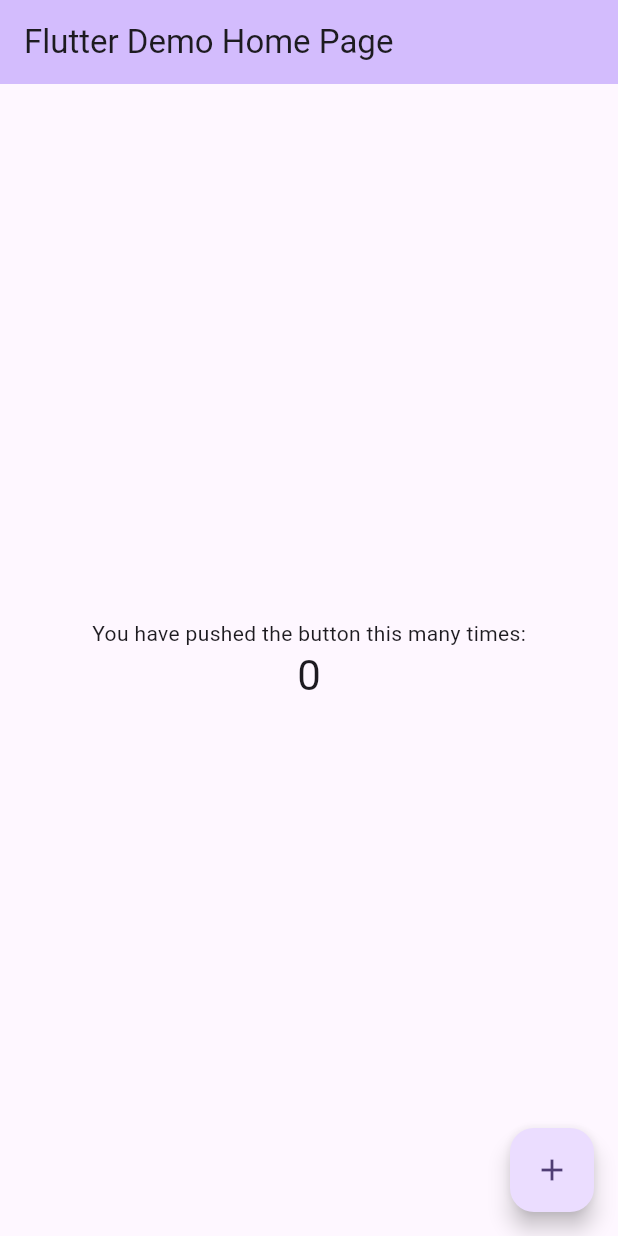
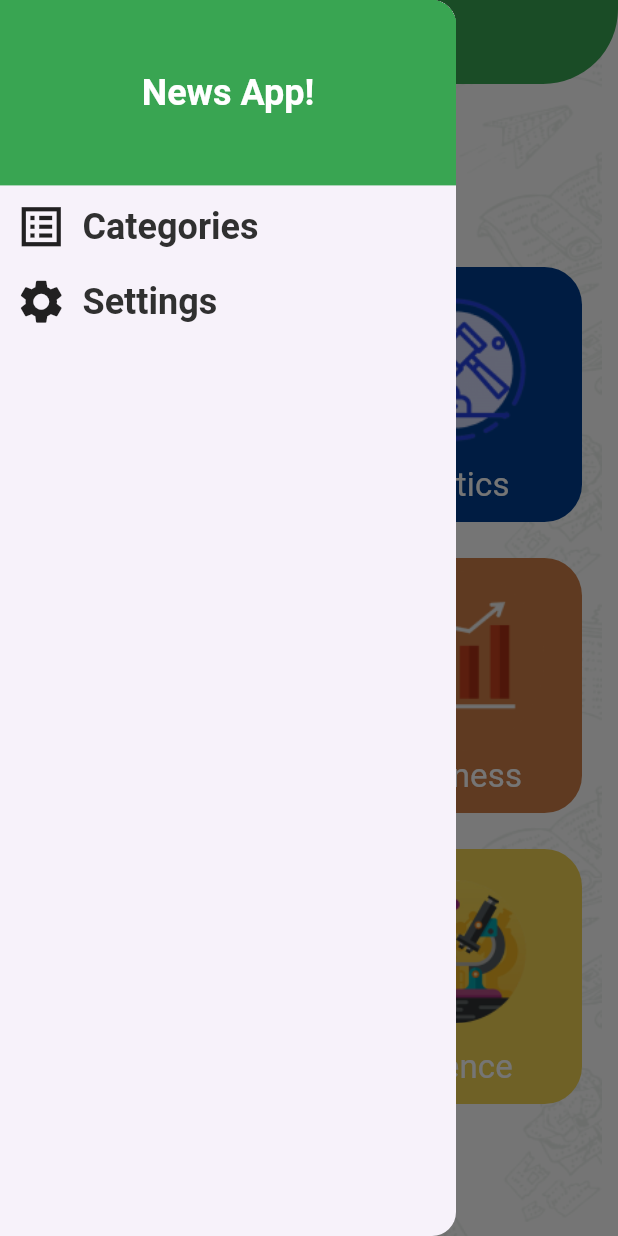
Before and after one commit to MINA000000/news, a Flutter app: the screen it shows after launch, with the side drawer open (before the commit the screen has no drawer), on a phone screen of 412 x 824 dp. Run offline on Flutter 3.47's test engine with Material 3 defaults, Android fonts, the phone set to English and light mode, and no system bars.

Commit message:
ui and navigation

```diff
--- /dev/null
+++ b/lib/app_theme.dart
@@ -0,0 +1,45 @@
+import 'package:flutter/material.dart';
+
+class AppTheme {
+  static Color primary = Color(0xff39A552);
+  static Color white = Color(0xffffffff);
+  static Color black = Color(0xff303030);
+  static Color navy = Color(0xff4F5A69);
+  static Color grey = Color(0xffA3A3A3);
+  static Color sportsColor = Color(0xffC91C22);
+  static Color politicsColor = Color(0xff003E90);
+  static Color healthColor = Color(0xffED1E79);
+  static Color businessColor = Color(0xffCF7E48);
+  static Color environmentColor = Color(0xff4882CF);
+  static Color scienceColor = Color(0xffF2D352);
+
+  static ThemeData lightTheme = ThemeData(
+    scaffoldBackgroundColor: Colors.transparent,
+    appBarTheme: AppBarTheme(
+      foregroundColor: white,
+      backgroundColor: primary,
+      centerTitle: true,
+      titleTextStyle: TextStyle(color: white, fontSize: 22),
+      shape: RoundedRectangleBorder(
+        borderRadius: BorderRadius.only(
+          bottomLeft: Radius.circular(50),
+          bottomRight: Radius.circular(50),
+        ),
+      ),
+    ),
+    textTheme: TextTheme(
+      titleLarge: TextStyle(
+        fontSize: 24,
+        fontWeight: FontWeight.bold,
+        color: black
+      ),
+      titleMedium: TextStyle(
+        fontSize: 22,
+        fontWeight: FontWeight.bold,
+        color: navy,
+      ),
+    ),
+  );
+
+  static ThemeData darkTheme = ThemeData(scaffoldBackgroundColor: Colors.blue);
+}
--- /dev/null
+++ b/lib/categories/categories_grid.dart
@@ -0,0 +1,78 @@
+import 'package:flutter/material.dart';
+import 'package:news/app_theme.dart';
+import 'package:news/categories/category_item.dart';
+import 'package:news/models/category_model.dart';
+
+class CategoriesGrid extends StatelessWidget {
+  CategoriesGrid({super.key});
+  List<CategoryModel> categoriesItems = [
+    CategoryModel(
+      color: AppTheme.sportsColor,
+      id: 0,
+      name: 'Sports',
+      image: 'sports.png',
+    ),
+    CategoryModel(
+      color: AppTheme.politicsColor,
+      id: 1,
+      name: 'Politics',
+      image: 'politics.png',
+    ),
+    CategoryModel(
+      color: AppTheme.healthColor,
+      id: 2,
+      name: 'Health',
+      image: 'health.png',
+    ),
+    CategoryModel(
+      color: AppTheme.businessColor,
+      id: 3,
+      name: 'Business',
+      image: 'business.png',
+    ),
+    CategoryModel(
+      color: AppTheme.environmentColor,
+      id: 4,
+      name: 'Environment',
+      image: 'environment.png',
+    ),
+    CategoryModel(
+      color: AppTheme.scienceColor,
+      id: 5,
+      name: 'Science',
+      image: 'science.png',
+    ),
+  ];
+  @override
+  Widget build(BuildContext context) {
+    return Padding(
+      padding: EdgeInsetsDirectional.symmetric(horizontal: 24),
+      child: Column(
+        crossAxisAlignment: CrossAxisAlignment.start,
+        children: [
+          Padding(
+            padding: EdgeInsetsDirectional.only(start: 35, top: 36),
+            child: Text(
+              "Pick your category\nof interest",
+              style: Theme.of(context).textTheme.titleMedium,
+            ),
+          ),
+          SizedBox(height: 20),
+          Expanded(
+            child: GridView.builder(
+
+              gridDelegate: SliverGridDelegateWithFixedCrossAxisCount(
+                crossAxisCount: 2,
+                mainAxisSpacing: 24,
+                crossAxisSpacing: 24,
+              ),
+              itemBuilder: (context, index) =>
+                  CategoryItem(categoryModel: categoriesItems[index]),
+              itemCount: 6,
+            ),
+          ),
+        ],
+      ),
+    );
+  }
+}
--- /dev/null
+++ b/lib/categories/category_item.dart
@@ -0,0 +1,44 @@
+import 'package:flutter/material.dart';
+import 'package:news/app_theme.dart';
+import 'package:news/models/category_model.dart';
+
+class CategoryItem extends StatelessWidget {
+  CategoryItem({super.key, required this.categoryModel});
+  CategoryModel categoryModel;
+  @override
+  Widget build(BuildContext context) {
+    return Container(
+      decoration: BoxDecoration(
+        color: categoryModel.color,
+        borderRadius: BorderRadiusDirectional.only(
+          topEnd: Radius.circular(25),
+          topStart: Radius.circular(25),
+          bottomEnd: categoryModel.id.isOdd
+              ? Radius.circular(25)
+              : Radius.circular(0),
+          bottomStart: categoryModel.id.isEven
+              ? Radius.circular(25)
+              : Radius.circular(0),
+        ),
+      ),
+      child: Column(
+        crossAxisAlignment: CrossAxisAlignment.center,
+        mainAxisAlignment: MainAxisAlignment.center,
+        children: [
+          SizedBox(
+            height: 120,
+            width: 120,
+            child: Image.asset('assets/images/${categoryModel.image}'),
+          ),
+          Text(
+            categoryModel.name,
+            style: Theme.of(context).textTheme.titleMedium?.copyWith(
+              fontWeight: FontWeight.w400,
+              color: AppTheme.white,
+            ),
+          ),
+        ],
+      ),
+    );
+  }
+}
--- /dev/null
+++ b/lib/home_screen.dart
@@ -0,0 +1,100 @@
+import 'package:flutter/material.dart';
+import 'package:news/app_theme.dart';
+import 'package:news/categories/categories_grid.dart';
+import 'package:news/settings/Setting_tab.dart';
+
+class HomeScreen extends StatefulWidget {
+  const HomeScreen({super.key});
+  static const String route = '/home_screen';
+
+  @override
+  State<HomeScreen> createState() => _HomeScreenState();
+}
+
+class _HomeScreenState extends State<HomeScreen> {
+  DrawerItem seletedDrawerItem = DrawerItem.categories;
+
+  @override
+  Widget build(BuildContext context) {
+    return Container(
+      decoration: BoxDecoration(
+        color: AppTheme.white,
+        image: DecorationImage(image: AssetImage('assets/images/pattern.png')),
+      ),
+      child: Scaffold(
+        appBar: AppBar(title: Text('News App')),
+        body: seletedDrawerItem == DrawerItem.categories
+            ? CategoriesGrid()
+            : SettingTab(),
+        drawer: DrawerWidget(onSelectedItem: onSelectedItem),
+      ),
+    );
+  }
+
+  void onSelectedItem(DrawerItem item) {
+    seletedDrawerItem = item;
+    setState(() {});
+    Navigator.of(context).pop();
+  }
+}
+
+class DrawerWidget extends StatelessWidget {
+  DrawerWidget({super.key, required this.onSelectedItem});
+  void Function(DrawerItem) onSelectedItem;
+  @override
+  Widget build(BuildContext context) {
+    return Drawer(
+      child: Column(
+        children: [
+          Container(
+            alignment: Alignment.center,
+            height: MediaQuery.of(context).size.height * 0.15,
+            color: AppTheme.primary,
+            child: Text(
+              "News App!",
+              style: Theme.of(
+                context,
+              ).textTheme.titleLarge!.copyWith(color: AppTheme.white),
+            ),
+          ),
+          Padding(
+            padding: EdgeInsets.all(10),
+            child: Column(
+              children: [
+                GestureDetector(
+                  onTap: () => onSelectedItem(DrawerItem.categories),
+                  child: Row(
+                    children: [
+                      Icon(Icons.list_alt_sharp, size: 35),
+                      SizedBox(width: 10),
+                      Text(
+                        'Categories',
+                        style: Theme.of(context).textTheme.titleLarge,
+                      ),
+                    ],
+                  ),
+                ),
+                SizedBox(height: 15),
+                GestureDetector(
+                  onTap: () => onSelectedItem(DrawerItem.settings),
+                  child: Row(
+                    children: [
+                      Icon(Icons.settings, size: 35),
+                      SizedBox(width: 10),
+                      Text(
+                        'Settings',
+                        style: Theme.of(context).textTheme.titleLarge,
+                      ),
+                    ],
+                  ),
+                ),
+              ],
+            ),
+          ),
+        ],
+      ),
+    );
+  }
+}
+
+enum DrawerItem { categories, settings }
--- a/lib/main.dart
+++ b/lib/main.dart
@@ -1,122 +1,24 @@
 import 'package:flutter/material.dart';
+import 'package:news/app_theme.dart';
+import 'package:news/home_screen.dart';
 
 void main() {
-  runApp(const MyApp());
+  // print(String.fromCharCode(0xe062));
+  runApp(const NewsApp());
 }
 
-class MyApp extends StatelessWidget {
-  const MyApp({super.key});
+class NewsApp extends StatelessWidget {
+  const NewsApp({super.key});
 
-  // This widget is the root of your application.
   @override
   Widget build(BuildContext context) {
     return MaterialApp(
-      title: 'Flutter Demo',
-      theme: ThemeData(
-        // This is the theme of your application.
-        //
-        // TRY THIS: Try running your application with "flutter run". You'll see
-        // the application has a purple toolbar. Then, without quitting the app,
-        // try changing the seedColor in the colorScheme below to Colors.green
-        // and then invoke "hot reload" (save your changes or press the "hot
-        // reload" button in a Flutter-supported IDE, or press "r" if you used
-        // the command line to start the app).
-        //
-        // Notice that the counter didn't reset back to zero; the application
-        // state is not lost during the reload. To reset the state, use hot
-        // restart instead.
-        //
-        // This works for code too, not just values: Most code changes can be
-        // tested with just a hot reload.
-        colorScheme: ColorScheme.fromSeed(seedColor: Colors.deepPurple),
-      ),
-      home: const MyHomePage(title: 'Flutter Demo Home Page'),
+      debugShowCheckedModeBanner: false,
+      routes: {HomeScreen.route: (_) => HomeScreen()},
+      initialRoute: HomeScreen.route,
+      theme: AppTheme.lightTheme,
+      darkTheme: AppTheme.darkTheme,
+      themeMode: ThemeMode.light,
     );
   }
 }
-
-class MyHomePage extends StatefulWidget {
-  const MyHomePage({super.key, required this.title});
-
-  // This widget is the home page of your application. It is stateful, meaning
-  // that it has a State object (defined below) that contains fields that affect
-  // how it looks.
-
-  // This class is the configuration for the state. It holds the values (in this
-  // case the title) provided by the parent (in this case the App widget) and
-  // used by the build method of the State. Fields in a Widget subclass are
-  // always marked "final".
-
-  final String title;
-
-  @override
-  State<MyHomePage> createState() => _MyHomePageState();
-}
-
-class _MyHomePageState extends State<MyHomePage> {
-  int _counter = 0;
-
-  void _incrementCounter() {
-    setState(() {
-      // This call to setState tells the Flutter framework that something has
-      // changed in this State, which causes it to rerun the build method below
-      // so that the display can reflect the updated values. If we changed
-      // _counter without calling setState(), then the build method would not be
-      // called again, and so nothing would appear to happen.
-      _counter++;
-    });
-  }
-
-  @override
-  Widget build(BuildContext context) {
-    // This method is rerun every time setState is called, for instance as done
-    // by the _incrementCounter method above.
-    //
-    // The Flutter framework has been optimized to make rerunning build methods
-    // fast, so that you can just rebuild anything that needs updating rather
-    // than having to individually change instances of widgets.
-    return Scaffold(
-      appBar: AppBar(
-        // TRY THIS: Try changing the color here to a specific color (to
-        // Colors.amber, perhaps?) and trigger a hot reload to see the AppBar
-        // change color while the other colors stay the same.
-        backgroundColor: Theme.of(context).colorScheme.inversePrimary,
-        // Here we take the value from the MyHomePage object that was created by
-        // the App.build method, and use it to set our appbar title.
-        title: Text(widget.title),
-      ),
-      body: Center(
-        // Center is a layout widget. It takes a single child and positions it
-        // in the middle of the parent.
-        child: Column(
-          // Column is also a layout widget. It takes a list of children and
-          // arranges them vertically. By default, it sizes itself to fit its
-          // children horizontally, and tries to be as tall as its parent.
-          //
-          // Column has various properties to control how it sizes itself and
-          // how it positions its children. Here we use mainAxisAlignment to
-          // center the children vertically; the main axis here is the vertical
-          // axis because Columns are vertical (the cross axis would be
-          // horizontal).
-          //
-          // TRY THIS: Invoke "debug painting" (choose the "Toggle Debug Paint"
-          // action in the IDE, or press "p" in the console), to see the
-          // wireframe for each widget.
-          mainAxisAlignment: MainAxisAlignment.center,
-          children: <Widget>[
-            const Text('You have pushed the button this many times:'),
-            Text(
-              '$_counter',
-              style: Theme.of(context).textTheme.headlineMedium,
-            ),
-          ],
-        ),
-      ),
-      floatingActionButton: FloatingActionButton(
-        onPressed: _incrementCounter,
-        tooltip: 'Increment',
-        child: const Icon(Icons.add),
-      ), // This trailing comma makes auto-formatting nicer for build methods.
-    );
-  }
-}
--- /dev/null
+++ b/lib/models/category_model.dart
@@ -0,0 +1,15 @@
+import 'package:flutter/material.dart';
+
+class CategoryModel {
+  int id;
+  String name;
+  String image;
+  Color color;
+
+  CategoryModel({
+    required this.color,
+    required this.id,
+    required this.name,
+    required this.image,
+  });
+}
--- /dev/null
+++ b/lib/settings/Setting_tab.dart
@@ -0,0 +1,10 @@
+import 'package:flutter/material.dart';
+
+class SettingTab extends StatelessWidget {
+  const SettingTab({super.key});
+
+  @override
+  Widget build(BuildContext context) {
+    return Center(child: Text("Settings Tab"));
+  }
+}
--- a/pubspec.yaml
+++ b/pubspec.yaml
@@ -58,8 +58,8 @@ flutter:
   uses-material-design: true
 
   # To add assets to your application, add an assets section, like this:
-  # assets:
-  #   - images/a_dot_burr.jpeg
+  assets:
+    - assets/images/
   #   - images/a_dot_ham.jpeg
 
   # An image asset can refer to one or more resolution-specific "variants", see
```
Also changed, not shown: assets/images/2.0x/pattern@2x.png (added), assets/images/3.0x/pattern@3x.png (added), assets/images/4.0x/pattern@4x.png (added), assets/images/business.png (added), assets/images/environment.png (added), assets/images/health.png (added), assets/images/pattern.png (added), assets/images/politics.png (added), assets/images/science.png (added), assets/images/sports.png (added).
